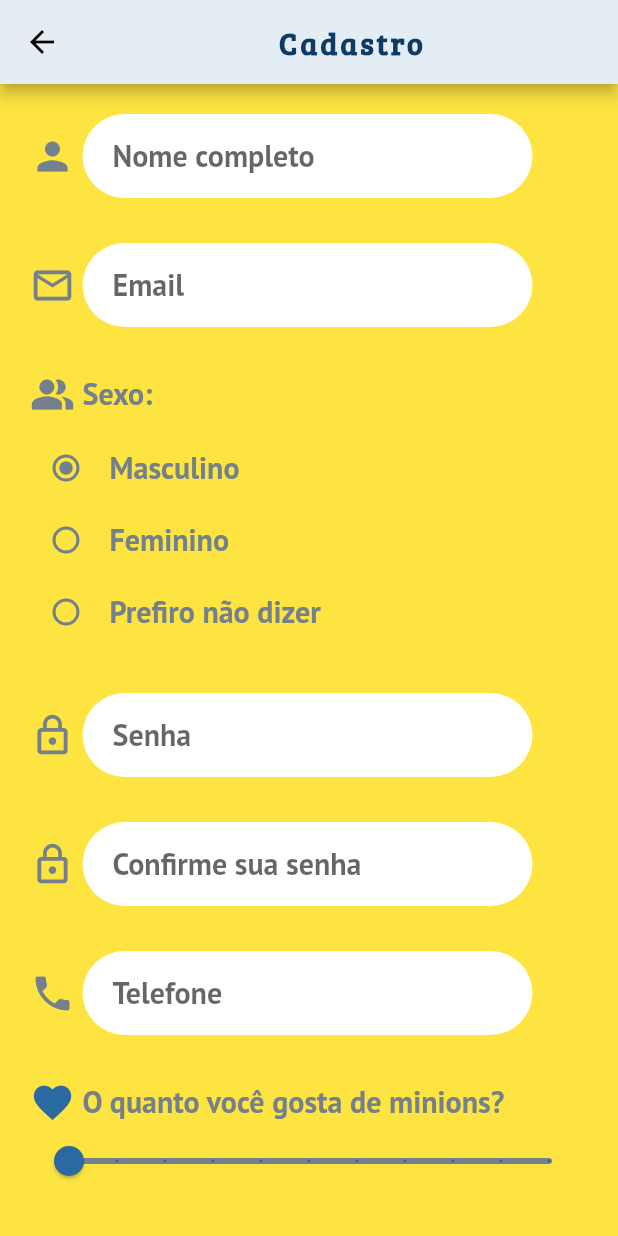
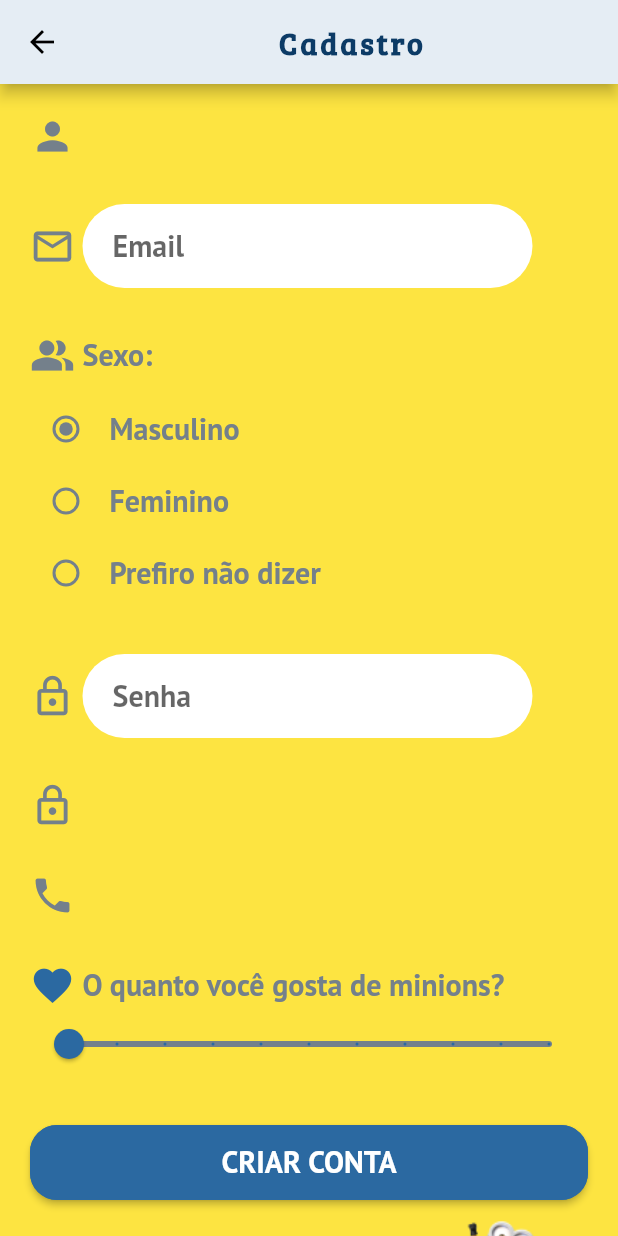
Before and after one commit to jvccorsi/Work_Mobile_ShopMinions, a Flutter app: the screen it shows after launch, after a tap on "Registre-se aqui", on a phone screen of 412 x 824 dp. Run offline on Flutter 3.47's test engine with Material 2 defaults, Android fonts, the phone set to English and light mode, and no system bars; our stand-ins replace dio, firebase_auth, firebase_core, flutter_bloc, socket_io_client; accounts and stored records are empty.

Commit message:
feature:cadastroDONE

```diff
--- a/shop_minions/lib/view/tela_cadastro/tela_cadastro_main.dart
+++ b/shop_minions/lib/view/tela_cadastro/tela_cadastro_main.dart
@@ -1,5 +1,8 @@
 import 'package:flutter/cupertino.dart';
 import 'package:flutter/material.dart';
+import 'package:flutter_bloc/flutter_bloc.dart';
+import 'package:shop_minions/logic/manage_auth/auth_bloc.dart';
+import 'package:shop_minions/logic/manage_auth/auth_event.dart';
 import 'package:shop_minions/model/cadastro.dart';
 import 'package:shop_minions/view/tela_login/tela_login_main.dart';
 
@@ -20,6 +23,7 @@ class MyTelaCadastro extends StatefulWidget {
 class MyTelaCadastroState extends State<MyTelaCadastro> {
   GlobalKey<FormState> formKey = new GlobalKey<FormState>();
   final GlobalKey<ScaffoldState> _scaffoldKey = new GlobalKey<ScaffoldState>();
+  final RegisterUser registerUser = new RegisterUser();
   @override
   Widget build(BuildContext context) {
     return Scaffold(
@@ -65,7 +69,7 @@ class MyTelaCadastroState extends State<MyTelaCadastro> {
                           Container(
                             margin: EdgeInsets.only(right: 5),
                           ),
-                          usernameFormField('Nome completo', false),
+                          //usernameFormField('Nome completo', false),
                         ],
                       ),
                       Container(
@@ -143,7 +147,7 @@ class MyTelaCadastroState extends State<MyTelaCadastro> {
                           Container(
                             margin: EdgeInsets.only(right: 5),
                           ),
-                          usernameFormField('Senha', true),
+                          passwordFormField('Senha', true),
                         ],
                       ),
                       Container(
@@ -159,7 +163,7 @@ class MyTelaCadastroState extends State<MyTelaCadastro> {
                           Container(
                             margin: EdgeInsets.only(right: 5),
                           ),
-                          usernameFormField('Confirme sua senha', true),
+                          //usernameFormField('Confirme sua senha', true),
                         ],
                       ),
                       Container(
@@ -175,7 +179,7 @@ class MyTelaCadastroState extends State<MyTelaCadastro> {
                           Container(
                             margin: EdgeInsets.only(right: 5),
                           ),
-                          usernameFormField('Telefone', false),
+                         // usernameFormField('Telefone', false),
                         ],
                       ),
                       Container(
@@ -234,6 +238,40 @@ class MyTelaCadastroState extends State<MyTelaCadastro> {
           fontSize: 20,
           color: Color.fromRGBO(116, 128, 139, 1),
         ),
+         onSaved: (String inValue) {
+          registerUser.username = inValue;
+        },
+        decoration: InputDecoration(
+          hintText: '$value',
+          contentPadding: EdgeInsets.fromLTRB(20, 15, 20, 15),
+          border: InputBorder.none,
+          focusedBorder: InputBorder.none,
+          enabledBorder: InputBorder.none,
+          errorBorder: InputBorder.none,
+          disabledBorder: InputBorder.none,
+        ),
+      ),
+    );
+  }
+
+  Widget passwordFormField(value,obscure){
+    return Container(
+      width: 300,
+      decoration: BoxDecoration(
+        color: Colors.white,
+        borderRadius: BorderRadius.circular(29),
+      ),
+      child: TextFormField(
+        obscureText: obscure,
+        keyboardType: TextInputType.name,
+        style: TextStyle(
+          fontFamily: 'PT Sans bold',
+          fontSize: 20,
+          color: Color.fromRGBO(116, 128, 139, 1),
+        ),
+         onSaved: (String inValue) {
+          registerUser.password = inValue;
+        },
         decoration: InputDecoration(
           hintText: '$value',
           contentPadding: EdgeInsets.fromLTRB(20, 15, 20, 15),
@@ -299,23 +337,10 @@ class MyTelaCadastroState extends State<MyTelaCadastro> {
         child: Text("Criar Conta".toUpperCase(),
             style: TextStyle(fontSize: 20, fontFamily: 'PT Sans Bold')),
         onPressed: () {
-          final snackBar = SnackBar(
-            content: Text("Conta criada com sucesso"),
-            backgroundColor: Color.fromRGBO(19, 139, 46, 1),
-            duration: Duration(seconds: 10),
-            action: SnackBarAction(
-              label: 'Voltar ao login',
-              textColor: Colors.white,
-              onPressed: () {
-                Navigator.of(context).pushReplacement(
-                  MaterialPageRoute(builder: (context) => MainTelaLogin()),
-                );
-              },
-            ),
-          );
-          _scaffoldKey.currentState.showSnackBar(snackBar);
-        },
-      ),
-    );
+         if (formKey.currentState.validate()) {
+                formKey.currentState.save();
+                BlocProvider.of<AuthBloc>(context).add(registerUser);
+         }}
+    ));
   }
 }
--- a/shop_minions/lib/view/tela_login/tela_login_main.dart
+++ b/shop_minions/lib/view/tela_login/tela_login_main.dart
@@ -9,6 +9,7 @@ import 'package:shop_minions/view/tela_cadastro/tela_cadastro_main.dart';
 
 class MainTelaLogin extends StatelessWidget {
   GlobalKey<FormState> formKey = new GlobalKey<FormState>();
+  final LoginUser loginData = new LoginUser();
   @override
   Widget build(BuildContext context) {
     return Scaffold(
@@ -52,7 +53,7 @@ class MainTelaLogin extends StatelessWidget {
                           Container(
                             margin: EdgeInsets.only(right: 5),
                           ),
-                          usernameFormField('Senha', true),
+                          passwordFormField('Senha', true),
                         ],
                       ),
                       SizedBox(height: 50),
@@ -82,7 +83,10 @@ class MainTelaLogin extends StatelessWidget {
           child: Text("Fazer Login".toUpperCase(),
               style: TextStyle(fontSize: 20, fontFamily: 'PT Sans Bold')),
           onPressed: () {
-            BlocProvider.of<AuthBloc>(context).add(LoginAnonymousUser());
+            if (formKey.currentState.validate()) {
+              formKey.currentState.save();
+              BlocProvider.of<AuthBloc>(context).add(loginData);
+            }
           }),
     );
   }
@@ -119,6 +123,40 @@ class MainTelaLogin extends StatelessWidget {
           fontSize: 20,
           color: Color.fromRGBO(116, 128, 139, 1),
         ),
+        onSaved: (String inValue) {
+          loginData.username = inValue;
+        },
+        decoration: InputDecoration(
+          hintText: '$value',
+          contentPadding: EdgeInsets.fromLTRB(20, 15, 20, 15),
+          border: InputBorder.none,
+          focusedBorder: InputBorder.none,
+          enabledBorder: InputBorder.none,
+          errorBorder: InputBorder.none,
+          disabledBorder: InputBorder.none,
+        ),
+      ),
+    );
+  }
+
+  Widget passwordFormField(value, obscure) {
+    return Container(
+      width: 300,
+      decoration: BoxDecoration(
+        color: Colors.white,
+        borderRadius: BorderRadius.circular(29),
+      ),
+      child: TextFormField(
+        obscureText: obscure,
+        keyboardType: TextInputType.name,
+        style: TextStyle(
+          fontFamily: 'PT Sans bold',
+          fontSize: 20,
+          color: Color.fromRGBO(116, 128, 139, 1),
+        ),
+        onSaved: (String inValue) {
+          loginData.username = inValue;
+        },
         decoration: InputDecoration(
           hintText: '$value',
           contentPadding: EdgeInsets.fromLTRB(20, 15, 20, 15),
--- a/shop_minions/lib/view/wrapper.dart
+++ b/shop_minions/lib/view/wrapper.dart
@@ -13,7 +13,6 @@ class Wrapper extends StatelessWidget {
     return BlocBuilder<AuthBloc, AuthState>(builder: (context, state) {
       if (state is Authenticated) {
        return MyTabBarLayout();
-
       }else{
        return MyApp();
       }
```
Also changed, not shown: shop_minions/lib/auth_provider/firebase_auth.dart (+11 -0 lines), shop_minions/lib/logic/manage_auth/auth_bloc.dart (+12 -3 lines).
